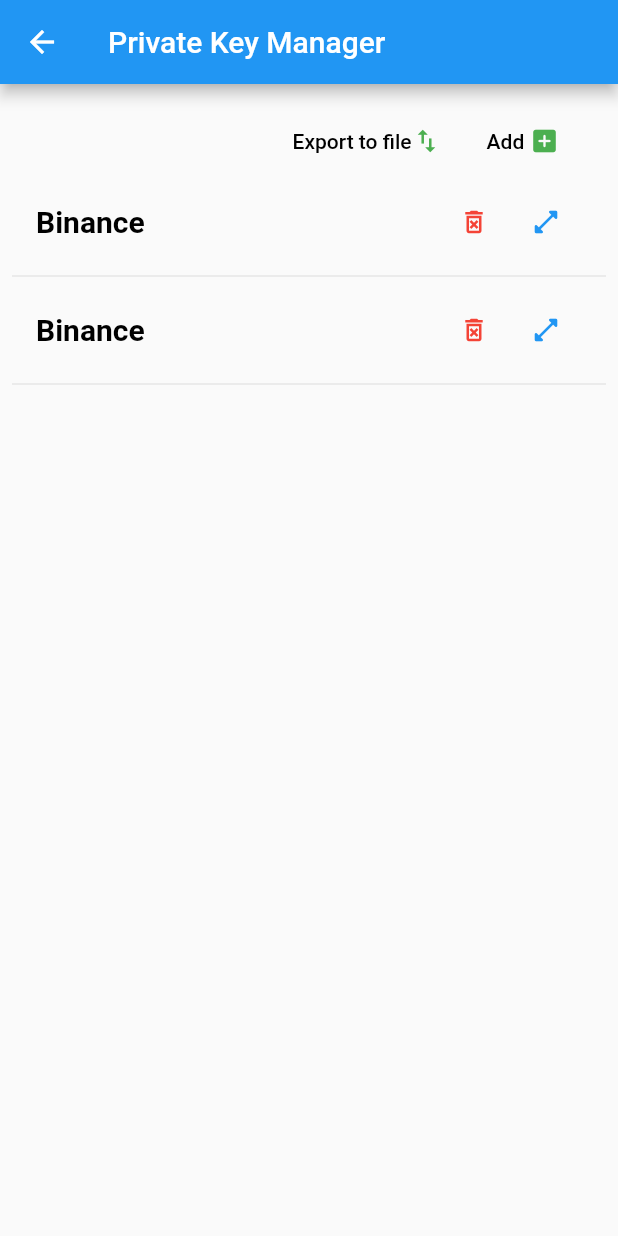
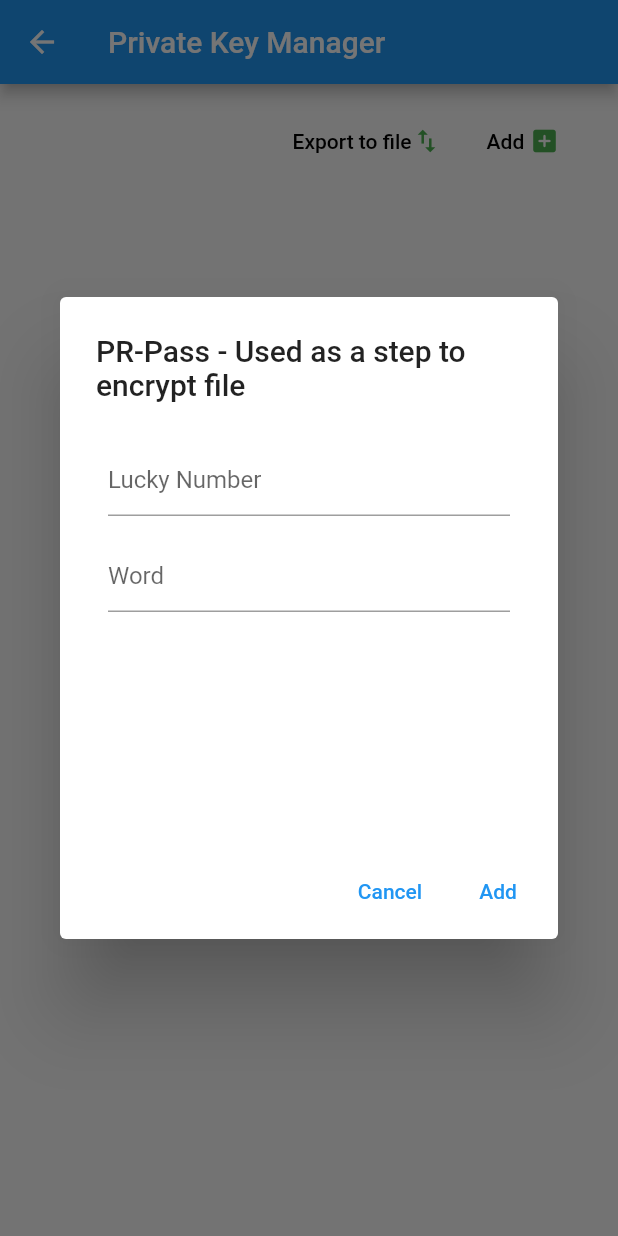
Before and after one commit to sudonims/PvtKeyManager, a Flutter app: the MainPage screen opened by its route, after a tap on "Export to file", on a phone screen of 412 x 824 dp. Run offline on Flutter 3.47's test engine with Material 2 defaults, Android fonts, the phone set to English and light mode, and no system bars; our stand-ins replace file_picker; missing offline and left inert: aes_crypt.

Commit message:
export file done

```diff
--- a/lib/helpers/Keys.dart
+++ b/lib/helpers/Keys.dart
@@ -3,7 +3,9 @@
   String _name;
   List<String> _secrets;
 
-  PrivateKey();
+  PrivateKey() {
+    this._secrets = [];
+  }
 
   set id(String id) {
     this._id = id;
@@ -44,7 +46,7 @@
             input['secrets'].map<String>((sec) => sec.toString()).toList();
 
   Map<String, dynamic> toJSON() =>
-      {'id': this._id, 'name': this._name, 'secrets': this._secrets.toList()};
+      {'id': this._id, 'name': this._name, 'secrets': this._secrets};
 }
 
 class PrivateKeys {
@@ -80,7 +82,10 @@
     return this._lastModified;
   }
 
-  PrivateKeys();
+  PrivateKeys() {
+    this._keys = [];
+    this._lastModified = DateTime.now();
+  }
 
   PrivateKeys.fromJSON(Map<String, dynamic> input) {
     this._lastModified = DateTime.parse(input['lastModified']);
--- a/lib/main.dart
+++ b/lib/main.dart
@@ -1,6 +1,6 @@
 import 'package:crypto_key_manager/models/PrivateKeysModel.dart';
 import 'package:crypto_key_manager/screens/KeysShow.dart';
-import 'package:crypto_key_manager/helpers/Keys.dart';
+import 'package:crypto_key_manager/screens/PrivateKeyShow.dart';
 import 'package:flutter/material.dart';
 import 'package:crypto_key_manager/screens/Home.dart';
 import 'package:provider/provider.dart';
@@ -27,6 +27,9 @@
             '/keys': (context) => MainPage(
                   currentPage: KeysShow(),
                 ),
+            '/secret': (context) => MainPage(
+                  currentPage: PrivateKeyShow(),
+                ),
             // 'key/:id': (context) =>
           },
         ));
--- a/lib/models/PrivateKeysModel.dart
+++ b/lib/models/PrivateKeysModel.dart
@@ -27,7 +27,7 @@
   PrivateKeys _keys;
 
   PrivateKeysModel() {
-    this._keys = populate();
+    this._keys = new PrivateKeys();
   }
 
   set keys(PrivateKeys keys) {
--- a/lib/screens/KeysShow.dart
+++ b/lib/screens/KeysShow.dart
@@ -1,7 +1,9 @@
 import 'dart:convert';
-
+import 'package:crypto_key_manager/helpers/FileEncryptDecrypt.dart';
+import 'package:path/path.dart' as p;
 import 'package:crypto/crypto.dart';
 import 'package:crypto_key_manager/models/PrivateKeysModel.dart';
+import 'package:file_picker/file_picker.dart';
 import 'package:flutter/material.dart';
 import 'package:crypto_key_manager/helpers/Keys.dart';
 import 'package:provider/provider.dart';
@@ -15,11 +17,27 @@
 }
 
 class KeysShowState extends State<KeysShow> {
-  void onDelete(String id) {}
+  Future<bool> export(PrivateKeys keys, String lucky, String word) async {
+    try {
+      var finalJSON = jsonEncode(keys.toJSON());
+      var outputDirectory = await FilePicker.platform.getDirectoryPath();
+      var outputPath = p.join(outputDirectory, "secrets.enc");
+
+      Encryptor e = new Encryptor();
+      e.lucky = lucky;
+      e.secret = word;
+      e.path = outputPath;
+      e.encrypt(finalJSON);
+      return true;
+    } catch (e) {
+      print(e);
+      return false;
+    }
+  }
 
   @override
   Widget build(BuildContext context) {
-    var PrivateKeysContext = context.watch<PrivateKeysModel>();
+    var privateKeysContext = context.watch<PrivateKeysModel>();
     return new ListView(
       padding: const EdgeInsets.all(8),
       children: [
@@ -37,9 +55,79 @@
                           style: TextButton.styleFrom(
                             padding: EdgeInsets.fromLTRB(15, 20, 15, 0),
                           ),
-                          onPressed: () {
-                            print("Export");
-                          },
+                          onPressed: () => showDialog(
+                              context: context,
+                              builder: (BuildContext context) {
+                                var lucky = TextEditingController();
+                                var word = TextEditingController();
+                                return AlertDialog(
+                                  title: Text(
+                                      "PR-Pass - Used as a step to encrypt file"),
+                                  content: Container(
+                                      height: 250,
+                                      width: 175,
+                                      child: Column(
+                                        children: <Widget>[
+                                          Padding(
+                                            padding: EdgeInsets.all(8.0),
+                                            child: TextFormField(
+                                              keyboardType:
+                                                  TextInputType.number,
+                                              controller: lucky,
+                                              decoration: InputDecoration(
+                                                  hintText: "Lucky Number"),
+                                            ),
+                                          ),
+                                          Padding(
+                                            padding: EdgeInsets.all(8.0),
+                                            child: TextFormField(
+                                              keyboardType: TextInputType.text,
+                                              controller: word,
+                                              decoration: InputDecoration(
+                                                  hintText: "Word"),
+                                            ),
+                                          ),
+                                        ],
+                                      )),
+                                  actions: <Widget>[
+                                    TextButton(
+                                        onPressed: () {
+                                          Navigator.pop(context);
+                                        },
+                                        child: Text("Cancel")),
+                                    TextButton(
+                                        onPressed: () async {
+                                          try {
+                                            bool success = await export(
+                                                privateKeysContext.getKeys,
+                                                lucky.text,
+                                                word.text);
+                                            if (success) {
+                                              Navigator.pop(context);
+                                              ScaffoldMessenger.of(context)
+                                                  .showSnackBar(SnackBar(
+                                                content: Text(
+                                                    "secrets.enc saved successfully"),
+                                                backgroundColor: Colors.green,
+                                              ));
+                                            } else {
+                                              throw new Exception(
+                                                  "Error occured");
+                                            }
+                                          } catch (e) {
+                                            print(e);
+                                            Navigator.pop(context);
+                                            ScaffoldMessenger.of(context)
+                                                .showSnackBar(SnackBar(
+                                              content: Text("Error Occured"),
+                                              backgroundColor: Colors.red,
+                                            ));
+                                          }
+                                        },
+                                        child: Text("Add"))
+                                  ],
+                                );
+                              }),
                           child: Column(
                             children: <Widget>[
                               Row(children: <Widget>[
@@ -96,7 +184,7 @@
                                                 .convert(utf8.encode(name.text +
                                                     DateTime.now().toString()))
                                                 .toString();
-                                            PrivateKeysContext.addKey = key;
+                                            privateKeysContext.addKey = key;
                                             Navigator.pop(context);
                                             ScaffoldMessenger.of(context)
                                                 .showSnackBar(SnackBar(
@@ -139,7 +227,7 @@
               ],
             )
           ] +
-          PrivateKeysContext.getKeys.getKeys
+          privateKeysContext.getKeys.getKeys
               .map((key) => Column(
                     children: [
                       ListTile(
@@ -156,7 +244,7 @@
                             IconButton(
                                 onPressed: () {
                                   print("Icon Delete Pressed " + key.getId);
-                                  PrivateKeysContext.removeKey = key;
+                                  privateKeysContext.removeKey = key;
                                 },
                                 icon: Icon(
                                   Icons.delete_forever_outlined,
@@ -166,6 +254,8 @@
                             IconButton(
                                 onPressed: () {
                                   print("Open");
+                                  Navigator.of(context).pushNamed("/secret",
+                                      arguments: {"privateKey": key});
                                 },
                                 icon: Icon(
                                   Icons.open_in_full_rounded,
--- a/pubspec.yaml
+++ b/pubspec.yaml
@@ -34,6 +34,7 @@
   file_picker: ^3.0.3
   provider: ^5.0.0
   crypto: ^3.0.1
+  path: ^1.8.0
 
 dev_dependencies:
   flutter_test:
```
Also changed, not shown: lib/helpers/FileEncryptDecrypt.dart (+14 -10 lines), lib/screens/PrivateKeyShow.dart (added, +42 -0 lines), pubspec.lock.
